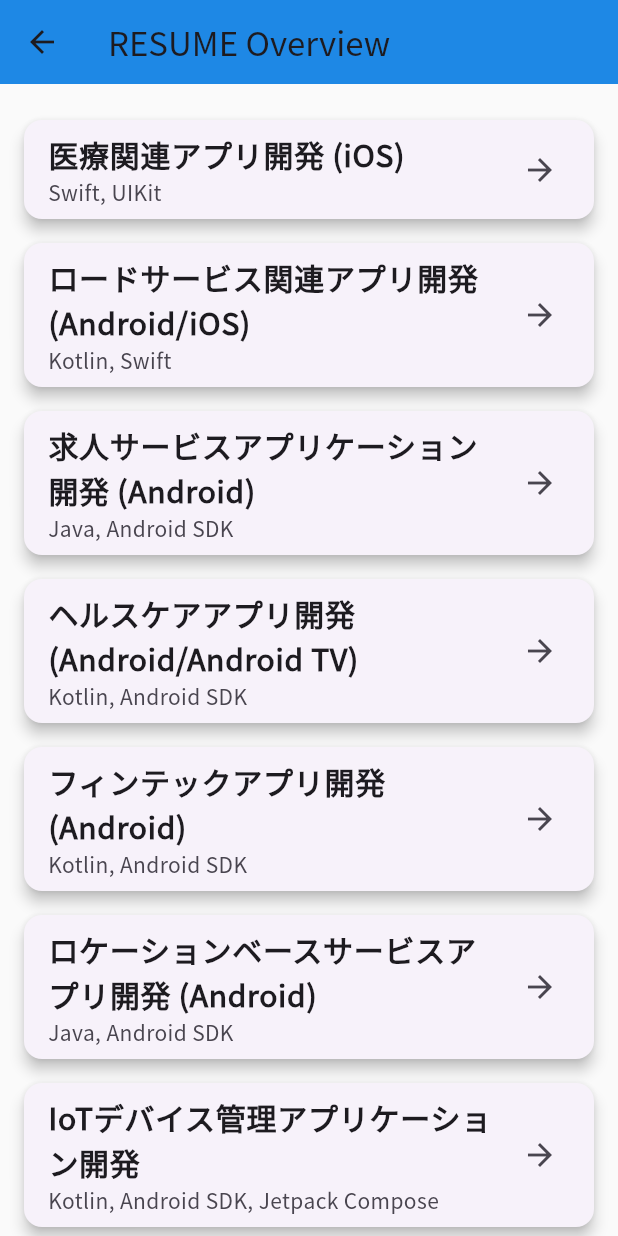
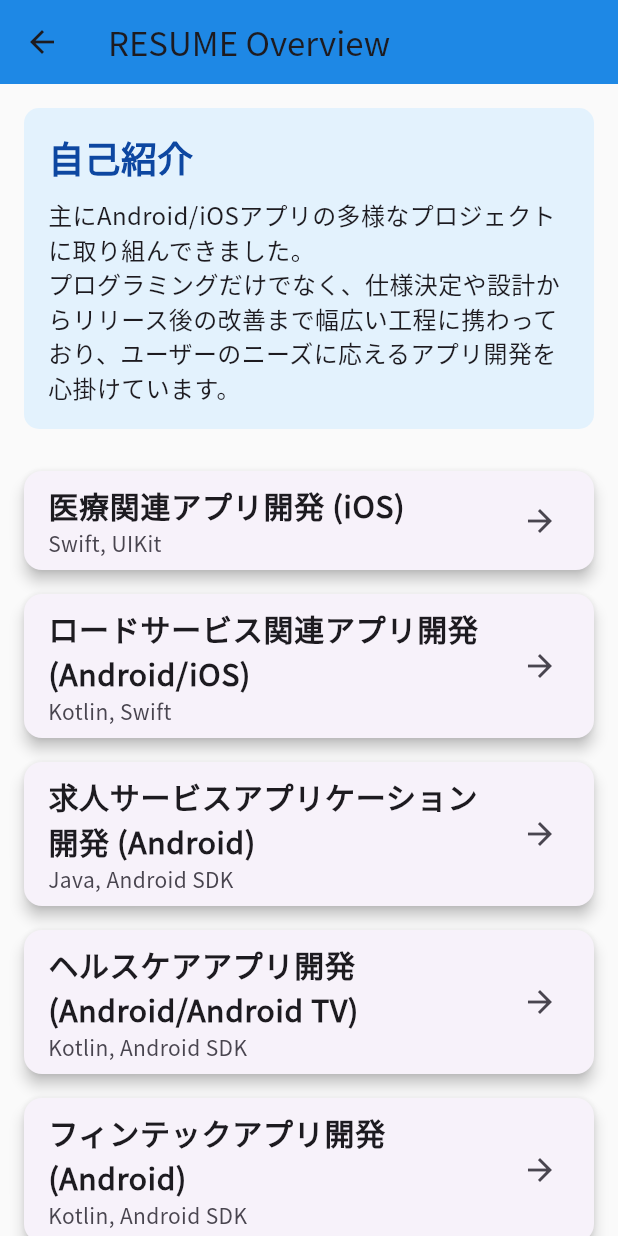
Before and after one commit to ishii-kanade/ishii-kanade.github.io, a Flutter app: the OverviewPage screen opened directly, on a phone screen of 412 x 824 dp. Run offline on Flutter 3.47's test engine with Material 3 defaults, Android fonts, the phone set to English and light mode, and no system bars; our stand-ins replace chewie, google_fonts, table_calendar, video_player; network calls fail.

Commit message:
自己紹介セクションの追加

```diff
--- a/flutter_app/lib/main.dart
+++ b/flutter_app/lib/main.dart
@@ -1,6 +1,6 @@
 import 'package:flutter/material.dart';
 import 'package:flutter_app/pages/mini_app_list_page.dart';
-import 'pages/overview_page.dart';
+import 'resume/overview_page.dart';
 import 'package:google_fonts/google_fonts.dart';
 
 void main() {
--- a/flutter_app/lib/pages/overview_page.dart
+++ b/flutter_app/lib/resume/overview_page.dart
@@ -14,6 +14,35 @@ class OverviewPage extends StatelessWidget {
       body: ListView(
         padding: const EdgeInsets.all(16.0),
         children: <Widget>[
+          // 自己紹介セクション
+          Container(
+            padding: const EdgeInsets.all(16.0),
+            margin: const EdgeInsets.only(bottom: 20.0),
+            decoration: BoxDecoration(
+              color: Colors.blue[50],
+              borderRadius: BorderRadius.circular(10.0),
+            ),
+            child: Column(
+              crossAxisAlignment: CrossAxisAlignment.start,
+              children: [
+                Text(
+                  '自己紹介',
+                  style: TextStyle(
+                    fontSize: 24,
+                    fontWeight: FontWeight.bold,
+                    color: Colors.blue[900],
+                  ),
+                ),
+                const SizedBox(height: 10),
+                const Text(
+                  '主にAndroid/iOSアプリの多様なプロジェクトに取り組んできました。\n'
+                  'プログラミングだけでなく、仕様決定や設計からリリース後の改善まで幅広い工程に携わっており、'
+                  'ユーザーのニーズに応えるアプリ開発を心掛けています。',
+                  style: TextStyle(fontSize: 16),
+                ),
+              ],
+            ),
+          ),
           // 各プロジェクトを表示（プロジェクト名と使用言語のみ）
           _buildProjectItem(
             context,
```
Also changed, not shown: flutter_app/lib/resume/detail_page.dart (renamed from flutter_app/lib/pages/detail_page.dart), flutter_app/pubspec.lock.
